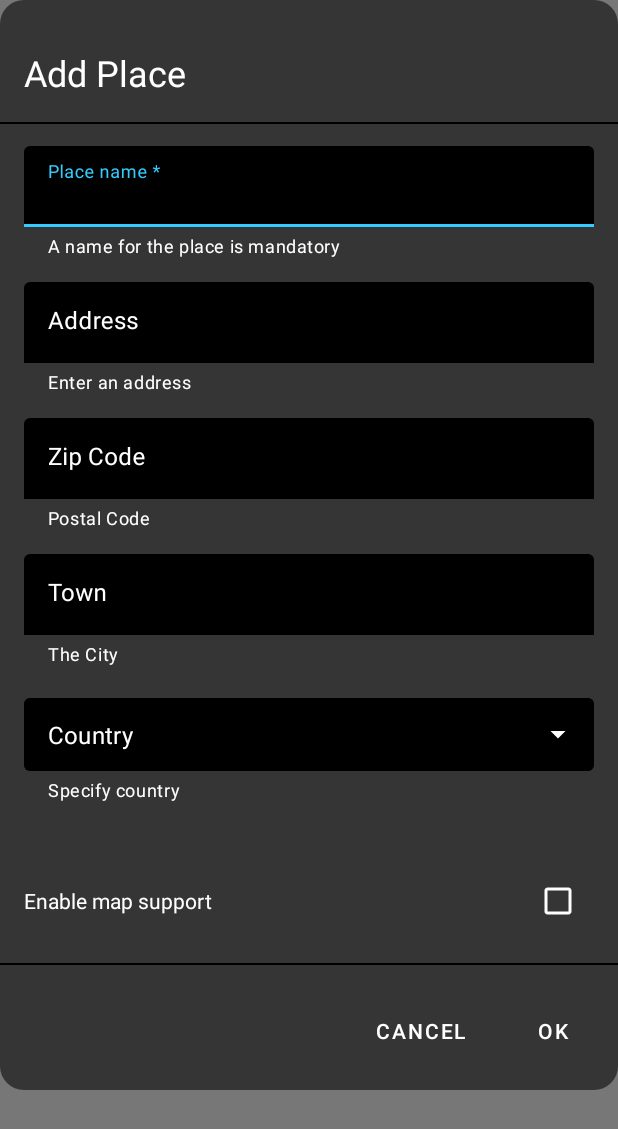
After one commit to vimalbosamiya/People10-Tech-Batanks-Android, an Android app: the layout fragment_add_place.xml on its own in the app's theme, with its tools: preview values and no code run, on a phone screen of 412 x 824 dp. The commit adds this screen. Shown: the top 1129 px of the screen. Run offline under Robolectric (Android 15) with nearby library versions, the phone set to English and light mode, and no system bars.

Commit message:
Adding Dialog fragment

```diff
--- /dev/null
+++ b/app/src/main/java/com/batanks/newplan/home/fragment/AddPeriodFragment.kt
@@ -0,0 +1,24 @@
+package com.batanks.newplan.home.fragment
+
+import android.app.Dialog
+import android.content.DialogInterface
+import android.os.Bundle
+import android.view.View
+import androidx.appcompat.app.AlertDialog
+import androidx.fragment.app.DialogFragment
+import com.batanks.newplan.R
+
+class AddPeriodFragment : DialogFragment() {
+
+    override fun onCreateDialog(savedInstanceState: Bundle?): Dialog {
+
+        val view: View = requireActivity().layoutInflater.inflate(R.layout.layout_add_plan_add_period, null)
+
+        val builder: AlertDialog.Builder = AlertDialog.Builder(requireActivity())
+        builder.setPositiveButton("Ok", DialogInterface.OnClickListener { dialog, which -> })
+        builder.setNegativeButton("Cancel", DialogInterface.OnClickListener { dialog, which -> })
+        builder.setView(view)
+
+        return builder.create()
+    }
+}
--- /dev/null
+++ b/app/src/main/java/com/batanks/newplan/home/fragment/AddPlaceFragment.kt
@@ -0,0 +1,31 @@
+package com.batanks.newplan.home.fragment
+
+import android.os.Bundle
+import android.view.LayoutInflater
+import android.view.View
+import android.view.ViewGroup
+import androidx.fragment.app.DialogFragment
+import com.batanks.newplan.R
+
+class AddPlaceFragment : DialogFragment() {
+
+    /*override fun onCreateDialog(savedInstanceState: Bundle?): Dialog {
+        val view: View = requireActivity().layoutInflater.inflate(R.layout.fragment_add_place, null)
+        return MaterialAlertDialogBuilder(requireActivity(), R.style.AppTheme_Dialog)
+                .setTitle("Add Place")
+                .setPositiveButton("Ok", DialogInterface.OnClickListener { _, _ -> })
+                .setNegativeButton("Cancel", DialogInterface.OnClickListener { _, _ -> })
+                .setCancelable(false)
+                .setView(view)
+                .create()
+    }*/
+
+    override fun onCreate(savedInstanceState: Bundle?) {
+        super.onCreate(savedInstanceState)
+        setStyle(STYLE_NO_TITLE, R.style.AppTheme_Dialog)
+    }
+
+    override fun onCreateView(inflater: LayoutInflater, container: ViewGroup?, savedInstanceState: Bundle?): View? {
+        return inflater.inflate(R.layout.fragment_add_place, container, false)
+    }
+}
--- /dev/null
+++ b/app/src/main/java/com/batanks/newplan/home/fragment/tabfragment/ButtonContract.kt
@@ -0,0 +1,9 @@
+package com.batanks.newplan.home.fragment.tabfragment
+
+interface ButtonContract {
+    fun addPeriodClicked()
+    fun addPlaceClicked()
+    fun addActionClicked()
+    fun addActivityClicked()
+    fun addPeopleClicked()
+}
--- a/app/src/main/java/com/batanks/newplan/home/fragment/tabfragment/PublicPlanFragment.kt
+++ b/app/src/main/java/com/batanks/newplan/home/fragment/tabfragment/PublicPlanFragment.kt
@@ -7,11 +7,14 @@ import android.view.ViewGroup
 import android.widget.AutoCompleteTextView
 import androidx.fragment.app.Fragment
 import com.batanks.newplan.R
+import com.batanks.newplan.home.fragment.AddPeriodFragment
+import com.batanks.newplan.home.fragment.AddPlaceFragment
 import com.batanks.newplan.home.fragment.spinner.CustomArrayAdapter
 import com.batanks.newplan.home.fragment.spinner.SpinnerModel
 import kotlinx.android.synthetic.main.fragment_public_new_plan.*
+import kotlinx.android.synthetic.main.layout_add_plan_add_place.*
 
-class PublicPlanFragment : Fragment() {
+class PublicPlanFragment : Fragment(), ButtonContract, View.OnClickListener {
 
     override fun onCreate(savedInstanceState: Bundle?) {
         super.onCreate(savedInstanceState)
@@ -25,6 +28,9 @@ class PublicPlanFragment : Fragment() {
         super.onViewCreated(view, savedInstanceState)
 
         populateCategory()
+
+        /*addPeriodButton.setOnClickListener(this)*/
+        addPlaceButton.setOnClickListener(this)
     }
 
     private fun populateCategory() {
@@ -36,4 +42,38 @@ class PublicPlanFragment : Fragment() {
                 SpinnerModel("Other", R.drawable.ic_category_others)))
         (categoryTextField.editText as? AutoCompleteTextView)?.setAdapter(customSpinner)
     }
+
+    override fun onClick(v: View?) {
+        when (v?.id) {
+            R.id.addPeriodButton -> {
+                addPeriodClicked()
+            }
+            R.id.addPlaceButton -> {
+                addPlaceClicked()
+            }
+        }
+    }
+
+    override fun addPeriodClicked() {
+        fragmentManager?.let { AddPeriodFragment().show(it, AddPeriodFragment::class.java.simpleName) }
+    }
+
+    override fun addPlaceClicked() {
+        requireActivity().supportFragmentManager
+                .beginTransaction()
+                .add(AddPlaceFragment(), AddPlaceFragment::class.java.canonicalName)
+                .commitAllowingStateLoss()
+    }
+
+    override fun addActionClicked() {
+
+    }
+
+    override fun addActivityClicked() {
+
+    }
+
+    override fun addPeopleClicked() {
+
+    }
 }
--- /dev/null
+++ b/app/src/main/res/drawable/ic_popup_background.xml
@@ -0,0 +1,6 @@
+<?xml version="1.0" encoding="utf-8"?>
+<shape xmlns:android="http://schemas.android.com/apk/res/android"
+    android:shape="rectangle">
+    <solid android:color="#353535" />
+    <corners android:radius="16dp" />
+</shape>
--- /dev/null
+++ b/app/src/main/res/layout/fragment_add_place.xml
@@ -0,0 +1,274 @@
+<?xml version="1.0" encoding="utf-8"?>
+<ScrollView xmlns:android="http://schemas.android.com/apk/res/android"
+    xmlns:app="http://schemas.android.com/apk/res-auto"
+    xmlns:tools="http://schemas.android.com/tools"
+    android:layout_width="match_parent"
+    android:layout_height="wrap_content"
+    android:background="@drawable/ic_popup_background">
+
+    <androidx.constraintlayout.widget.ConstraintLayout
+        android:layout_width="match_parent"
+        android:layout_height="wrap_content">
+
+        <com.google.android.material.textview.MaterialTextView
+            android:id="@+id/addPlanHeader"
+            android:layout_width="match_parent"
+            android:layout_height="65dp"
+            android:layout_margin="16dp"
+            android:gravity="center_vertical"
+            android:text="Add Place"
+            android:textSize="24dp"
+            app:layout_constraintLeft_toLeftOf="parent"
+            app:layout_constraintRight_toRightOf="parent"
+            app:layout_constraintTop_toTopOf="parent" />
+
+        <View
+            android:layout_width="match_parent"
+            android:layout_height="1dp"
+            android:background="@color/colorBlack"
+            app:layout_constraintLeft_toLeftOf="parent"
+            app:layout_constraintRight_toRightOf="parent"
+            app:layout_constraintTop_toBottomOf="@+id/addPlanHeader" />
+
+        <com.google.android.material.textfield.TextInputLayout
+            android:id="@+id/planNameTextField"
+            style="@style/TextInputLayoutAppearance"
+            android:layout_width="match_parent"
+            android:layout_height="wrap_content"
+            android:layout_marginLeft="16dp"
+            android:layout_marginTop="16dp"
+            android:layout_marginRight="16dp"
+            android:hint="Place name *"
+            android:textColorHint="#ffffff"
+            app:boxBackgroundColor="#000000"
+            app:boxStrokeColor="#34CBFE"
+            app:endIconMode="clear_text"
+            app:endIconTint="@color/colorWhite"
+            app:helperText="A name for the place is mandatory"
+            app:helperTextEnabled="true"
+            app:helperTextTextColor="#ffffff"
+            app:hintAnimationEnabled="true"
+            app:hintEnabled="true"
+            app:hintTextColor="#34CBFE"
+            app:layout_constraintLeft_toLeftOf="parent"
+            app:layout_constraintRight_toRightOf="parent"
+            app:layout_constraintTop_toBottomOf="@+id/addPlanHeader">
+
+            <com.google.android.material.textfield.TextInputEditText
+                android:layout_width="match_parent"
+                android:layout_height="wrap_content"
+                android:cursorVisible="true"
+                android:inputType="text"
+                android:maxLength="15"
+                android:maxLines="1"
+                android:paddingLeft="16dp"
+                android:paddingRight="16dp"
+                android:scrollbarTrackHorizontal="@color/colorWhite"
+                android:textCursorDrawable="@color/colorWhite" />
+        </com.google.android.material.textfield.TextInputLayout>
+
+        <com.google.android.material.textfield.TextInputLayout
+            android:id="@+id/addressTextField"
+            style="@style/TextInputLayoutAppearance"
+            android:layout_width="match_parent"
+            android:layout_height="wrap_content"
+            android:layout_marginLeft="16dp"
+            android:layout_marginTop="16dp"
+            android:layout_marginRight="16dp"
+            android:hint="Address"
+            android:textColorHint="#ffffff"
+            app:boxBackgroundColor="#000000"
+            app:boxStrokeColor="#34CBFE"
+            app:endIconMode="clear_text"
+            app:endIconTint="@color/colorWhite"
+            app:helperText="Enter an address"
+            app:helperTextEnabled="true"
+            app:helperTextTextColor="#ffffff"
+            app:hintAnimationEnabled="true"
+            app:hintEnabled="true"
+            app:hintTextColor="#34CBFE"
+            app:layout_constraintLeft_toLeftOf="parent"
+            app:layout_constraintRight_toRightOf="parent"
+            app:layout_constraintTop_toBottomOf="@+id/planNameTextField">
+
+            <com.google.android.material.textfield.TextInputEditText
+                android:layout_width="match_parent"
+                android:layout_height="wrap_content"
+                android:cursorVisible="true"
+                android:inputType="text"
+                android:maxLength="15"
+                android:maxLines="1"
+                android:paddingLeft="16dp"
+                android:paddingRight="16dp"
+                android:scrollbarTrackHorizontal="@color/colorWhite"
+                android:textCursorDrawable="@color/colorWhite" />
+        </com.google.android.material.textfield.TextInputLayout>
+
+        <com.google.android.material.textfield.TextInputLayout
+            android:id="@+id/zipCodeTextField"
+            style="@style/TextInputLayoutAppearance"
+            android:layout_width="match_parent"
+            android:layout_height="wrap_content"
+            android:layout_marginLeft="16dp"
+            android:layout_marginTop="16dp"
+            android:layout_marginRight="16dp"
+            android:hint="Zip Code"
+            android:textColorHint="#ffffff"
+            app:boxBackgroundColor="#000000"
+            app:boxStrokeColor="#34CBFE"
+            app:endIconMode="clear_text"
+            app:endIconTint="@color/colorWhite"
+            app:helperText="Postal Code"
+            app:helperTextEnabled="true"
+            app:helperTextTextColor="#ffffff"
+            app:hintAnimationEnabled="true"
+            app:hintEnabled="true"
+            app:hintTextColor="#34CBFE"
+            app:layout_constraintLeft_toLeftOf="parent"
+            app:layout_constraintRight_toRightOf="parent"
+            app:layout_constraintTop_toBottomOf="@+id/addressTextField"
+            tools:ignore="MissingConstraints">
+
+            <com.google.android.material.textfield.TextInputEditText
+                android:layout_width="match_parent"
+                android:layout_height="wrap_content"
+                android:cursorVisible="true"
+                android:inputType="text"
+                android:maxLength="15"
+                android:maxLines="1"
+                android:paddingLeft="16dp"
+                android:paddingRight="16dp"
+                android:scrollbarTrackHorizontal="@color/colorWhite"
+                android:textCursorDrawable="@color/colorWhite" />
+        </com.google.android.material.textfield.TextInputLayout>
+
+        <com.google.android.material.textfield.TextInputLayout
+            android:id="@+id/townTextField"
+            style="@style/TextInputLayoutAppearance"
+            android:layout_width="match_parent"
+            android:layout_height="wrap_content"
+            android:layout_marginLeft="16dp"
+            android:layout_marginTop="16dp"
+            android:layout_marginRight="16dp"
+            android:hint="Town"
+            android:textColorHint="#ffffff"
+            app:boxBackgroundColor="#000000"
+            app:boxStrokeColor="#34CBFE"
+            app:endIconMode="clear_text"
+            app:endIconTint="@color/colorWhite"
+            app:helperText="The City"
+            app:helperTextEnabled="true"
+            app:helperTextTextColor="#ffffff"
+            app:hintAnimationEnabled="true"
+            app:hintEnabled="true"
+            app:hintTextColor="#34CBFE"
+            app:layout_constraintLeft_toLeftOf="parent"
+            app:layout_constraintRight_toRightOf="parent"
+            app:layout_constraintTop_toBottomOf="@+id/zipCodeTextField"
+            tools:ignore="MissingConstraints">
+
+            <com.google.android.material.textfield.TextInputEditText
+                android:layout_width="match_parent"
+                android:layout_height="wrap_content"
+                android:cursorVisible="true"
+                android:inputType="text"
+                android:maxLength="15"
+                android:maxLines="1"
+                android:paddingLeft="16dp"
+                android:paddingRight="16dp"
+                android:scrollbarTrackHorizontal="@color/colorWhite"
+                android:textCursorDrawable="@color/colorWhite" />
+        </com.google.android.material.textfield.TextInputLayout>
+
+        <com.google.android.material.textfield.TextInputLayout
+            android:id="@+id/countryTextField"
+            style="@style/Widget.MaterialComponents.TextInputLayout.OutlinedBox.Dense.ExposedDropdownMenu"
+            android:layout_width="match_parent"
+            android:layout_height="wrap_content"
+            android:layout_marginLeft="16dp"
+            android:layout_marginTop="16dp"
+            android:layout_marginRight="16dp"
+            android:textColorHint="#ffffff"
+            app:boxBackgroundColor="#000000"
+            app:boxStrokeColor="#34CBFE"
+            app:endIconMode="dropdown_menu"
+            app:endIconTint="@color/colorWhite"
+            app:helperText="Specify country"
+            app:helperTextEnabled="true"
+            app:helperTextTextColor="#ffffff"
+            app:layout_constraintLeft_toLeftOf="parent"
+            app:layout_constraintRight_toRightOf="parent"
+            app:layout_constraintTop_toBottomOf="@+id/townTextField"
+            app:startIconTint="#ffffff">
+
+            <AutoCompleteTextView
+                android:layout_width="match_parent"
+                android:layout_height="wrap_content"
+                android:layout_gravity="center_vertical"
+                android:editable="false"
+                android:gravity="center_vertical"
+                android:inputType="none"
+                android:text="Country" />
+        </com.google.android.material.textfield.TextInputLayout>
+
+        <com.google.android.material.textview.MaterialTextView
+            android:id="@+id/enableMapSupport"
+            android:layout_width="wrap_content"
+            android:layout_height="wrap_content"
+            android:layout_marginTop="56dp"
+            android:text="Enable map support"
+            app:layout_constraintLeft_toLeftOf="parent"
+            app:layout_constraintStart_toStartOf="@+id/countryTextField"
+            app:layout_constraintTop_toBottomOf="@+id/countryTextField" />
+
+        <com.google.android.material.checkbox.MaterialCheckBox
+            android:id="@+id/enableMapSupportCheckBox"
+            android:layout_width="wrap_content"
+            android:layout_height="wrap_content"
+            android:checked="false"
+            app:layout_constraintBaseline_toBaselineOf="@+id/enableMapSupport"
+            app:layout_constraintBottom_toBottomOf="parent"
+            app:layout_constraintEnd_toEndOf="@+id/countryTextField"
+            app:layout_constraintLeft_toRightOf="@+id/enableMapSupport"
+            app:layout_constraintRight_toRightOf="parent"
+            app:useMaterialThemeColors="false" />
+
+        <View
+            android:id="@+id/footerDivider"
+            android:layout_width="match_parent"
+            android:layout_height="1dp"
+            android:layout_marginTop="32dp"
+            android:background="@color/colorBlack"
+            app:layout_constraintLeft_toLeftOf="parent"
+            app:layout_constraintRight_toRightOf="parent"
+            app:layout_constraintTop_toBottomOf="@+id/enableMapSupport" />
+
+        <com.google.android.material.button.MaterialButton
+            android:id="@+id/ok"
+            style="@style/Widget.MaterialComponents.Button.TextButton"
+            android:layout_width="wrap_content"
+            android:layout_height="wrap_content"
+            android:layout_marginTop="24dp"
+            android:enabled="false"
+            android:gravity="center"
+            android:paddingBottom="24dp"
+            android:text="OK"
+            android:textColor="@color/colorWhite"
+            app:layout_constraintRight_toRightOf="parent"
+            app:layout_constraintTop_toBottomOf="@+id/footerDivider" />
+
+        <com.google.android.material.button.MaterialButton
+            android:id="@+id/cancel"
+            style="@style/Widget.MaterialComponents.Button.TextButton"
+            android:layout_width="wrap_content"
+            android:layout_height="wrap_content"
+            android:layout_marginTop="24dp"
+            android:enabled="false"
+            android:gravity="center"
+            android:paddingBottom="24dp"
+            android:text="CANCEL"
+            android:textColor="@color/colorWhite"
+            app:layout_constraintRight_toLeftOf="@+id/ok"
+            app:layout_constraintTop_toBottomOf="@+id/footerDivider" />
+    </androidx.constraintlayout.widget.ConstraintLayout>
+</ScrollView>
--- a/app/src/main/res/values/styles.xml
+++ b/app/src/main/res/values/styles.xml
@@ -63,6 +63,39 @@
         <item name="windowNoTitle">true</item>
     </style>
 
+    <style name="AppTheme_Dialog" parent="ThemeOverlay.MaterialComponents.MaterialAlertDialog">
+        <item name="colorPrimary">#1D2125</item>
+        <item name="colorPrimaryDark">#000000</item>
+        <item name="android:colorBackground">#777777</item>
+        <item name="colorAccent">@color/colorAccent</item>
+        <item name="android:textColor">#ffffff</item>
+        <item name="android:textColorHint">#ffffff</item>
+        <item name="android:textColorPrimary">#ffffff</item>
+        <item name="android:textColorSecondary">#ffffff</item>
+        <item name="android:editTextColor">#ffffff</item>
+        <item name="windowActionBar">false</item>
+        <item name="windowNoTitle">true</item>
+        <item name="colorSurface">#353535</item>
+        <item name="android:windowSoftInputMode">stateHidden|adjustResize</item>
+        <item name="materialAlertDialogTitleTextStyle">@style/MaterialAlertDialogText</item>
+        <item name="buttonBarNegativeButtonStyle">@style/NegativeButtonStyle</item>
+        <item name="buttonBarPositiveButtonStyle">@style/PositiveButtonStyle</item>
+        <item name="background">@drawable/ic_popup_background</item>
+        <item name="android:windowBackground">@drawable/ic_popup_background</item>
+    </style>
+
+    <style name="NegativeButtonStyle" parent="Widget.MaterialComponents.Button.TextButton.Dialog">
+        <item name="android:textColor">#ffffff</item>
+    </style>
+
+    <style name="PositiveButtonStyle" parent="Widget.MaterialComponents.Button.TextButton.Dialog">
+        <item name="android:textColor">#ffffff</item>
+    </style>
+
+    <style name="MaterialAlertDialogText" parent="@style/MaterialAlertDialog.MaterialComponents.Title.Text">
+        <item name="android:textColor">#ffffff</item>
+    </style>
+
     <style name="AppTheme_2" parent="Widget.MaterialComponents.TextInputLayout.FilledBox.Dense">
         <item name="colorPrimary">#1D2125</item>
         <item name="colorPrimaryDark">#000000</item>
```
Also changed, not shown: 1 other file.
